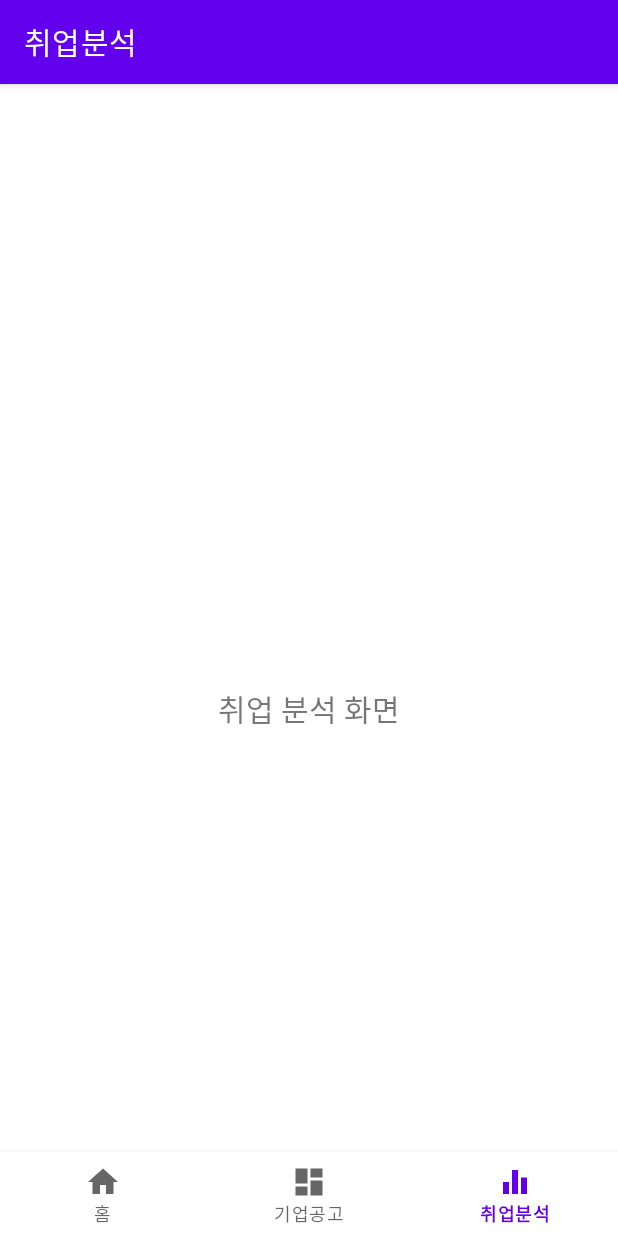
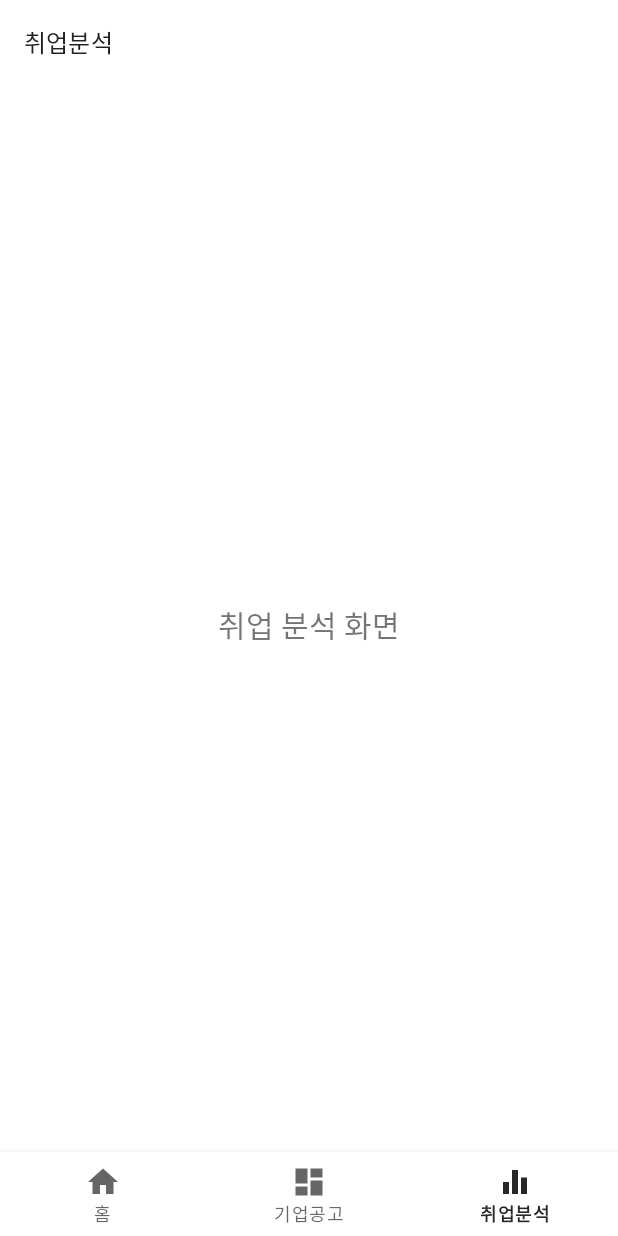
Before and after one commit to GNU-AIS/AIS_JOB_APP, an Android app: the AnalysisFragment screen opened through its navigation route, on a phone screen of 412 x 824 dp. Run offline under Robolectric (Android 15) with nearby library versions, the phone set to English and light mode, and no system bars; our stand-ins replace navigation-ui.

Commit message:
상단바 디자인 개선 및 코드 수정

```diff
--- a/app/src/main/java/com/example/ais_job_app/MainActivity.java
+++ b/app/src/main/java/com/example/ais_job_app/MainActivity.java
@@ -5,6 +5,7 @@ import android.os.Bundle;
 import com.google.android.material.bottomnavigation.BottomNavigationView;
 
 import androidx.appcompat.app.AppCompatActivity;
+import androidx.appcompat.widget.Toolbar;
 import androidx.navigation.NavController;
 import androidx.navigation.Navigation;
 import androidx.navigation.ui.AppBarConfiguration;
@@ -23,15 +24,13 @@ public class MainActivity extends AppCompatActivity {
         binding = ActivityMainBinding.inflate(getLayoutInflater());
         setContentView(binding.getRoot());
 
-        BottomNavigationView navView = findViewById(R.id.nav_view);
-        // Passing each menu ID as a set of Ids because each
-        // menu should be considered as top level destinations.
         AppBarConfiguration appBarConfiguration = new AppBarConfiguration.Builder(
                 R.id.navigation_home, R.id.navigation_dashboard, R.id.navigation_notifications)
                 .build();
+        Toolbar toolbar = findViewById(R.id.toolbar);
         NavController navController = Navigation.findNavController(this, R.id.nav_host_fragment_activity_main);
-        NavigationUI.setupActionBarWithNavController(this, navController, appBarConfiguration);
         NavigationUI.setupWithNavController(binding.navView, navController);
+        NavigationUI.setupWithNavController(toolbar, navController, appBarConfiguration);
     }
 
 }
--- a/app/src/main/java/com/example/ais_job_app/ui/notifications/NotificationsFragment.java
+++ b/app/src/main/java/com/example/ais_job_app/ui/analysis/AnalysisFragment.java
@@ -1,26 +1,25 @@
-package com.example.ais_job_app.ui.notifications;
+package com.example.ais_job_app.ui.analysis;
 
 import android.os.Bundle;
 import android.view.LayoutInflater;
 import android.view.View;
 import android.view.ViewGroup;
-import android.widget.TextView;
 
 import androidx.annotation.NonNull;
 import androidx.annotation.Nullable;
 import androidx.fragment.app.Fragment;
-import androidx.lifecycle.ViewModelProvider;
 
-import com.example.ais_job_app.databinding.FragmentNotificationsBinding;
+import com.example.ais_job_app.databinding.FragmentAnalysisBinding;
 
-public class NotificationsFragment extends Fragment {
 
-    private FragmentNotificationsBinding binding;
+public class AnalysisFragment extends Fragment {
+
+    private FragmentAnalysisBinding binding;
 
     public View onCreateView(@NonNull LayoutInflater inflater,
                              ViewGroup container, Bundle savedInstanceState) {
 
-        binding = FragmentNotificationsBinding.inflate(inflater, container, false);
+        binding = FragmentAnalysisBinding.inflate(inflater, container, false);
         View root = binding.getRoot();
 
         return root;
--- a/app/src/main/res/layout/activity_main.xml
+++ b/app/src/main/res/layout/activity_main.xml
@@ -1,10 +1,28 @@
 <?xml version="1.0" encoding="utf-8"?>
 <androidx.constraintlayout.widget.ConstraintLayout xmlns:android="http://schemas.android.com/apk/res/android"
     xmlns:app="http://schemas.android.com/apk/res-auto"
+    xmlns:tools="http://schemas.android.com/tools"
     android:id="@+id/container"
     android:layout_width="match_parent"
-    android:layout_height="match_parent"
-    android:paddingTop="?attr/actionBarSize">
+    android:layout_height="match_parent">
+
+    <com.google.android.material.appbar.AppBarLayout
+        android:id="@+id/appBarLayout"
+        android:layout_width="match_parent"
+        android:layout_height="wrap_content"
+        app:liftOnScroll="true"
+        android:elevation="1dp"
+        tools:ignore="MissingConstraints">
+
+    <com.google.android.material.appbar.MaterialToolbar
+        android:id="@+id/toolbar"
+        style="@style/Widget.MaterialComponents.Toolbar.Surface"
+        android:layout_width="match_parent"
+        android:layout_height="wrap_content"
+        app:titleTextAppearance="?attr/textAppearanceSubtitle1" />
+    </com.google.android.material.appbar.AppBarLayout>
+
+
 
     <com.google.android.material.bottomnavigation.BottomNavigationView
         android:id="@+id/nav_view"
--- a/app/src/main/res/layout/fragment_notifications.xml
+++ b/app/src/main/res/layout/fragment_analysis.xml
@@ -4,7 +4,7 @@
     xmlns:tools="http://schemas.android.com/tools"
     android:layout_width="match_parent"
     android:layout_height="match_parent"
-    tools:context=".ui.notifications.NotificationsFragment">
+    tools:context=".ui.analysis.AnalysisFragment">
 
     <TextView
         android:id="@+id/text_notifications"
--- a/app/src/main/res/navigation/mobile_navigation.xml
+++ b/app/src/main/res/navigation/mobile_navigation.xml
@@ -9,6 +9,7 @@
         android:id="@+id/navigation_home"
         android:name="com.example.ais_job_app.ui.home.HomeFragment"
         android:label="@string/title_home"
+
         tools:layout="@layout/fragment_home" />
 
     <fragment
@@ -19,7 +20,7 @@
 
     <fragment
         android:id="@+id/navigation_notifications"
-        android:name="com.example.ais_job_app.ui.notifications.NotificationsFragment"
+        android:name="com.example.ais_job_app.ui.analysis.AnalysisFragment"
         android:label="@string/title_notifications"
-        tools:layout="@layout/fragment_notifications" />
+        tools:layout="@layout/fragment_analysis" />
 </navigation>
--- a/app/src/main/res/values-night/themes.xml
+++ b/app/src/main/res/values-night/themes.xml
@@ -1,6 +1,6 @@
 <resources xmlns:tools="http://schemas.android.com/tools">
     <!-- Base application theme. -->
-    <style name="Theme.AIS_JOB_APP" parent="Theme.MaterialComponents.DayNight.DarkActionBar">
+    <style name="Theme.AIS_JOB_APP" parent="Theme.MaterialComponents.DayNight.NoActionBar">
         <!-- Primary brand color. -->
         <item name="colorPrimary">@color/purple_200</item>
         <item name="colorPrimaryVariant">@color/purple_700</item>
--- a/app/src/main/res/values/themes.xml
+++ b/app/src/main/res/values/themes.xml
@@ -1,8 +1,8 @@
 <resources xmlns:tools="http://schemas.android.com/tools">
     <!-- Base application theme. -->
-    <style name="Theme.AIS_JOB_APP" parent="Theme.MaterialComponents.DayNight.DarkActionBar">
+    <style name="Theme.AIS_JOB_APP" parent="Theme.MaterialComponents.DayNight.NoActionBar">
         <!-- Primary brand color. -->
-        <item name="colorPrimary">@color/purple_500</item>
+        <item name="colorPrimary">#272727</item>
         <item name="colorPrimaryVariant">@color/purple_700</item>
         <item name="colorOnPrimary">@color/white</item>
         <!-- Secondary brand color. -->
@@ -10,7 +10,8 @@
         <item name="colorSecondaryVariant">@color/teal_700</item>
         <item name="colorOnSecondary">@color/black</item>
         <!-- Status bar color. -->
-        <item name="android:statusBarColor">?attr/colorPrimaryVariant</item>
+        <item name="android:statusBarColor">#00000000</item>
         <!-- Customize your theme here. -->
+        <item name="android:windowLightStatusBar">true</item>
     </style>
 </resources>
```
